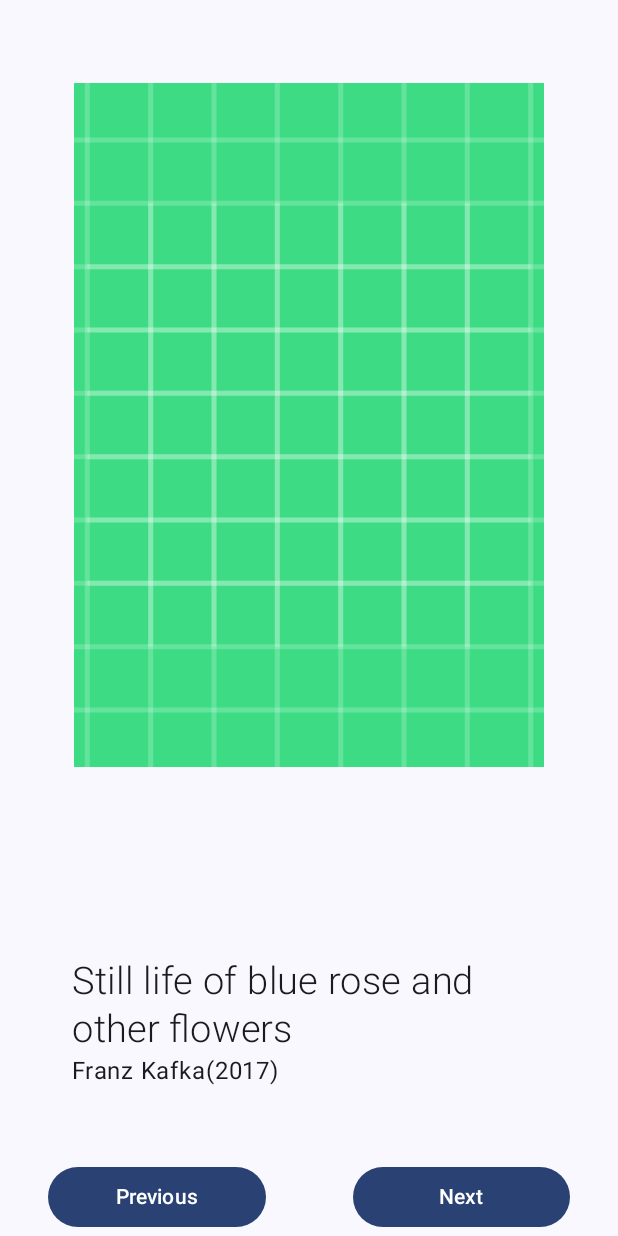
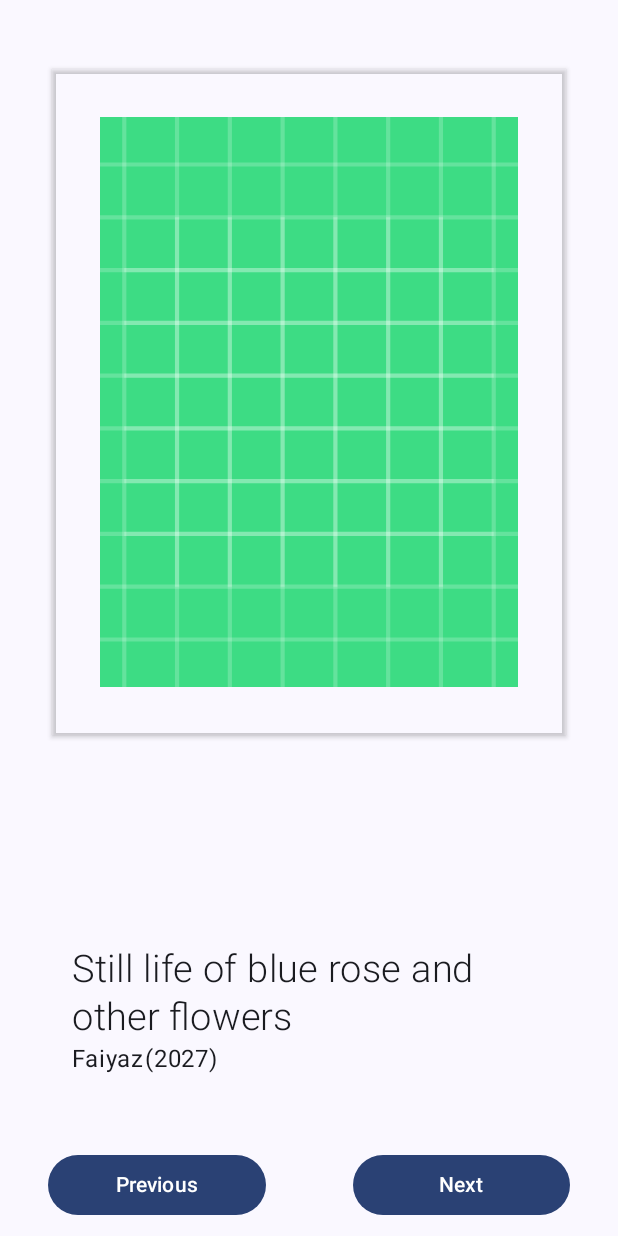
Before and after one commit to afaiyaz006/Art-Gallery-App, an Android app built with Jetpack Compose: the MainActivity screen opened directly, with no data from a screen before it, on a phone screen of 412 x 824 dp. Run offline under Robolectric (Android 15) with nearby library versions, the phone set to English and light mode, and no system bars.

Commit message:
adjusted basic layout

```diff
--- a/app/src/main/java/com/example/art_gallery_app/MainActivity.kt
+++ b/app/src/main/java/com/example/art_gallery_app/MainActivity.kt
@@ -28,6 +28,7 @@ import androidx.compose.material3.Text
 import androidx.compose.runtime.Composable
 import androidx.compose.ui.Alignment
 import androidx.compose.ui.Modifier
+import androidx.compose.ui.draw.shadow
 import androidx.compose.ui.layout.ContentScale
 import androidx.compose.ui.node.ModifierNodeElement
 import androidx.compose.ui.res.painterResource
@@ -58,7 +59,10 @@ fun ArtGalleryAppLayOut(modifier: Modifier= Modifier){
 
         Column(Modifier.fillMaxSize(), verticalArrangement = Arrangement.Center, horizontalAlignment = Alignment.CenterHorizontally) {
             Spacer(modifier = Modifier.weight(0.5f))
-            Row() {
+            Row(Modifier.shadow(
+                elevation = 2.0.dp,
+
+            )) {
                 ImageViewer(modifier.padding(32.dp))
             }
             Spacer(modifier = Modifier.weight(1.0f))
@@ -67,7 +71,7 @@ fun ArtGalleryAppLayOut(modifier: Modifier= Modifier){
                 ArtWorkInfo(modifier.padding(16.dp))
             }
 
-            Row(Modifier.padding(bottom=2.dp, start = 32.dp,end=32.dp)){
+            Row(Modifier.padding(bottom=10.dp, start = 32.dp,end=32.dp)){
                 Button(onClick = {  /*nothing*/},modifier = Modifier.weight(0.5f)) {
                     Text("Previous")
                 }
@@ -84,7 +88,7 @@ fun ArtGalleryAppLayOut(modifier: Modifier= Modifier){
 fun ImageViewer(modifier: Modifier){
     var imageValue = painterResource(R.drawable.ic_launcher_background)
     Image(
-        modifier=modifier.wrapContentSize(Alignment.Center).fillMaxHeight(0.6f).fillMaxWidth(0.9f),
+        modifier=modifier.wrapContentSize(Alignment.Center).fillMaxHeight(0.5f).fillMaxWidth(0.8f),
         painter = imageValue,
         contentScale = ContentScale.FillHeight,
         contentDescription = null
@@ -104,13 +108,13 @@ fun ArtWorkInfo(modifier: Modifier){
     }
 }
 @Composable
-fun ArtAuthor(modifier: Modifier= Modifier){
+fun ArtAuthor(modifier: Modifier= Modifier,year:Int=2027,painter:String="Faiyaz"){
     Row(){
         Text(
-            text="Franz Kafka"
+            text=painter
         )
         Text(
-            text="(2017)"
+            text= "($year)"
         )
     }
 }
```
